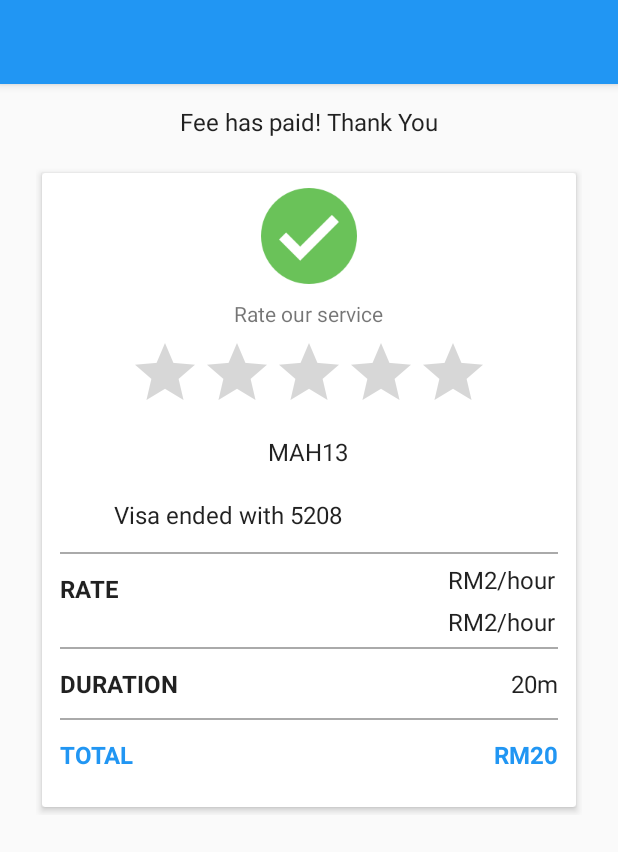
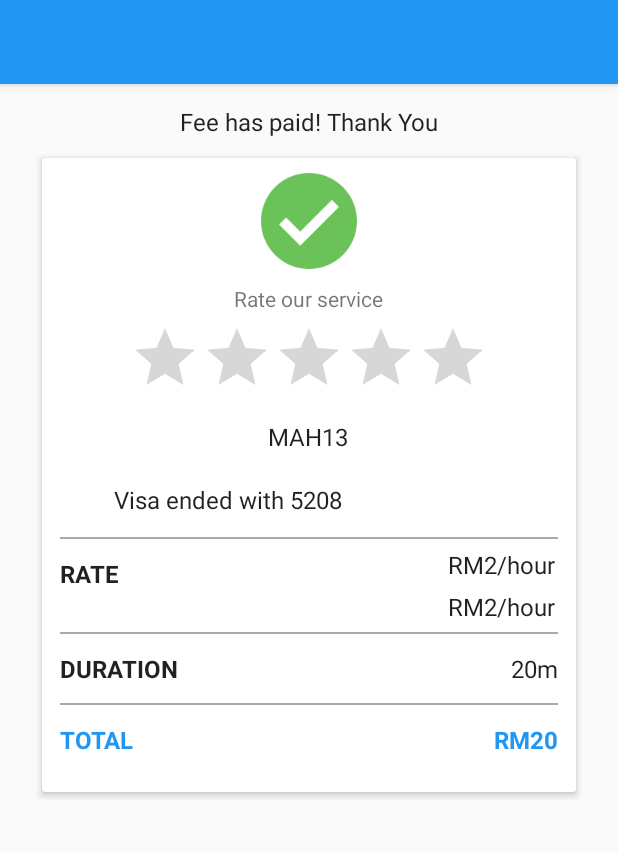
Before and after one commit to kongminghan/fyp-app-park, an Android app: the layout activity_receipts.xml on its own in the app's theme, with its tools: preview values and no code run, on a phone screen of 412 x 824 dp. Shown: the top 852 px of the screen. Run offline under Robolectric (Android 15) with nearby library versions, the phone set to English and light mode, and no system bars.

Commit message:
fix receipts

```diff
--- a/app/src/main/java/com/example/minghan/park/DurationActivity.java
+++ b/app/src/main/java/com/example/minghan/park/DurationActivity.java
@@ -234,6 +234,7 @@ public class DurationActivity extends AppCompatActivity implements BottomSheetIn
                                 .putExtra("last4", " ")
                                 .putExtra("duration", txtTimeH.getText().toString() + "h " + txtTimeM.getText().toString() + "m")
                                 .putExtra("carNum", carNum)
+                                .putExtra("carLocation", carLocation)
                                 .putExtra("amount", paymentAmount));
                         finish();
 
--- a/app/src/main/java/com/example/minghan/park/FingerPrintActivity.java
+++ b/app/src/main/java/com/example/minghan/park/FingerPrintActivity.java
@@ -188,6 +188,7 @@ public class FingerPrintActivity extends AppCompatActivity {
                                                                 intent.putExtra("last4", history.last4);
                                                                 intent.putExtra("brand", history.Brand);
                                                                 intent.putExtra("carNum", history.CarNumber);
+                                                                intent.putExtra("carLocation", history.CarLocation);
                                                                 intent.addFlags(Intent.FLAG_ACTIVITY_NO_HISTORY);
                                                                 startActivity(intent);
                                                                 finish();
--- a/app/src/main/java/com/example/minghan/park/FingerprintHandler.java
+++ b/app/src/main/java/com/example/minghan/park/FingerprintHandler.java
@@ -134,6 +134,7 @@ public class FingerprintHandler extends FingerprintManager.AuthenticationCallbac
                             intent.putExtra("last4", history.last4);
                             intent.putExtra("brand", history.Brand);
                             intent.putExtra("carNum", history.CarNumber);
+                            intent.putExtra("carLocation",history.CarLocation);
                             intent.addFlags(Intent.FLAG_ACTIVITY_NO_HISTORY);
                             context.startActivity(intent);
                             ((Activity) context).finish();
--- a/app/src/main/java/com/example/minghan/park/PaymentActivity.java
+++ b/app/src/main/java/com/example/minghan/park/PaymentActivity.java
@@ -247,6 +247,7 @@ public class PaymentActivity extends AppCompatActivity {
                                                                             intent.putExtra("last4", json.getString("last4"));
                                                                             intent.putExtra("brand", json.getString("brand"));
                                                                             intent.putExtra("carNum", carNum);
+                                                                            intent.putExtra("carLocation",carLocation);
                                                                             intent.addFlags(Intent.FLAG_ACTIVITY_NO_HISTORY);
                                                                             startActivity(intent);
                                                                             finish();
--- a/app/src/main/java/com/example/minghan/park/ReceiptsActivity.java
+++ b/app/src/main/java/com/example/minghan/park/ReceiptsActivity.java
@@ -45,8 +45,10 @@ public class ReceiptsActivity extends AppCompatActivity {
         final TextView tvRRate = (TextView)findViewById(R.id.tvRRate);
         final TextView tvRRate2 = (TextView)findViewById(R.id.tvRRate2);
 
+        final Intent intent = getIntent();
+
         FirebaseDatabase database = FirebaseDatabase.getInstance();
-        database.getReference("rate").addListenerForSingleValueEvent(new ValueEventListener() {
+        database.getReference("user").child(intent.getStringExtra("carLocation")).child("rate").addListenerForSingleValueEvent(new ValueEventListener() {
             @Override
             public void onDataChange(DataSnapshot dataSnapshot) {
                 DecimalFormat df = new DecimalFormat("#.00");
@@ -61,11 +63,10 @@ public class ReceiptsActivity extends AppCompatActivity {
             }
         });
 
-        final Intent intent = getIntent();
         tvDuration.setText(intent.getStringExtra("duration"));
         tvCC.setText(intent.getStringExtra("brand") + " ends with " +intent.getStringExtra("last4"));
         tvTotal.setText("RM"+intent.getStringExtra("amount")+"0");
-        tvCarNum.setText(intent.getStringExtra("carNum"));
+        tvCarNum.setText(intent.getStringExtra("carNum") + " - " + intent.getStringExtra("carLocation"));
 
         if(intent.getStringExtra("brand").equals("Visa")){
             ivcc.setImageResource(R.drawable.visa1);
--- a/app/src/main/res/layout/activity_receipts.xml
+++ b/app/src/main/res/layout/activity_receipts.xml
@@ -32,75 +32,73 @@
             android:layout_width="wrap_content"
             android:layout_height="wrap_content"
             android:layout_marginTop="14dp"
-            android:layout_marginBottom="6dp"
             android:text="Fee has paid! Thank You"
             android:textAppearance="@android:style/TextAppearance.Material.Menu" />
 
         <LinearLayout
             android:layout_width="match_parent"
             android:layout_height="wrap_content"
-            android:orientation="vertical"
+            android:layout_marginBottom="12dp"
             android:layout_marginLeft="24dp"
             android:layout_marginRight="24dp"
-            android:layout_marginTop="12dp"
-            android:layout_marginBottom="12dp">
+            android:layout_marginTop="8dp"
+            android:orientation="vertical">
 
-            <android.support.v7.widget.CardView
+            <android.support.v7.widget.CardView xmlns:card_view="http://schemas.android.com/apk/res-auto"
                 android:layout_width="match_parent"
                 android:layout_height="wrap_content"
-                xmlns:card_view="http://schemas.android.com/apk/res-auto"
                 card_view:cardElevation="3dp"
                 card_view:cardUseCompatPadding="true">
 
                 <LinearLayout
                     android:layout_width="match_parent"
                     android:layout_height="match_parent"
-                    android:orientation="vertical"
-                    android:gravity="center_horizontal">
+                    android:gravity="center_horizontal"
+                    android:orientation="vertical">
 
                     <ImageView
                         android:layout_width="wrap_content"
                         android:layout_height="wrap_content"
+                        android:layout_marginBottom="10dp"
                         android:layout_marginTop="10dp"
-                        android:layout_marginBottom="10dp"
-                        android:src="@drawable/checked"/>
+                        android:src="@drawable/checked" />
 
                     <TextView
                         android:layout_width="wrap_content"
                         android:layout_height="wrap_content"
-                        android:text="Rate our service"
-                        android:layout_marginBottom="6dp"/>
+                        android:layout_marginBottom="6dp"
+                        android:text="Rate our service" />
 
                     <RatingBar
+                        android:id="@+id/ratingBar"
+                        android:layout_width="wrap_content"
+                        android:layout_height="wrap_content" />
+
+                    <TextView
+                        android:id="@+id/tvCarNum"
                         android:layout_width="wrap_content"
                         android:layout_height="wrap_content"
-                        android:id="@+id/ratingBar"/>
-
-                    <TextView
-                        android:layout_width="wrap_content"
-                        android:layout_height="wrap_content"
-                        android:id="@+id/tvCarNum"
+                        android:layout_marginBottom="8dp"
+                        android:layout_marginTop="8dp"
                         android:text="MAH13"
-                        android:textAppearance="@android:style/TextAppearance.Material.Menu"
-                        android:layout_marginBottom="8dp"
-                        android:layout_marginTop="8dp"/>
+                        android:textAppearance="@android:style/TextAppearance.Material.Menu" />
 
                     <LinearLayout
                         android:layout_width="match_parent"
                         android:layout_height="wrap_content">
 
                         <ImageView
+                            android:id="@+id/ivCC"
                             android:layout_width="24dp"
                             android:layout_height="24dp"
-                            android:id="@+id/ivCC"
-                            android:layout_margin="12dp"/>
+                            android:layout_margin="12dp" />
 
                         <TextView
+                            android:id="@+id/tvRCC"
                             android:layout_width="match_parent"
                             android:layout_height="wrap_content"
                             android:layout_marginTop="12dp"
                             android:text="Visa ended with 5208"
-                            android:id="@+id/tvRCC"
                             android:textAppearance="@android:style/TextAppearance.Material.Menu" />
 
                     </LinearLayout>
@@ -110,49 +108,49 @@
                         android:layout_height="1dp"
                         android:layout_marginLeft="12dp"
                         android:layout_marginRight="12dp"
-                        android:background="@android:color/darker_gray"/>
+                        android:background="@android:color/darker_gray" />
 
                     <LinearLayout
-                        android:weightSum="2"
                         android:layout_width="match_parent"
-                        android:layout_height="wrap_content">
+                        android:layout_height="wrap_content"
+                        android:weightSum="2">
 
                         <TextView
+                            android:layout_width="0dp"
                             android:layout_height="wrap_content"
-                            android:layout_width="0dp"
                             android:layout_margin="12dp"
+                            android:layout_weight="0.4"
                             android:text="RATE "
-                            android:textStyle="bold"
                             android:textAppearance="@android:style/TextAppearance.Material.Menu"
-                            android:layout_weight="0.4"/>
+                            android:textStyle="bold" />
 
                         <LinearLayout
                             android:layout_width="0dp"
+                            android:layout_height="wrap_content"
                             android:layout_weight="1.6"
-                            android:layout_height="wrap_content"
                             android:orientation="vertical">
 
                             <TextView
+                                android:id="@+id/tvRRate"
                                 android:layout_width="match_parent"
                                 android:layout_height="wrap_content"
+                                android:layout_marginRight="14dp"
+                                android:layout_marginTop="6dp"
                                 android:layout_weight="1"
-                                android:layout_marginTop="6dp"
                                 android:text="RM2/hour"
                                 android:textAlignment="textEnd"
-                                android:id="@+id/tvRRate"
-                                android:layout_marginRight="14dp"
                                 android:textAppearance="@android:style/TextAppearance.Material.Menu" />
 
                             <TextView
+                                android:id="@+id/tvRRate2"
                                 android:layout_width="match_parent"
                                 android:layout_height="wrap_content"
+                                android:layout_marginBottom="6dp"
+                                android:layout_marginRight="14dp"
+                                android:layout_marginTop="6dp"
                                 android:layout_weight="1"
                                 android:text="RM2/hour"
-                                android:layout_marginTop="6dp"
-                                android:layout_marginBottom="6dp"
-                                android:layout_marginRight="14dp"
                                 android:textAlignment="textEnd"
-                                android:id="@+id/tvRRate2"
                                 android:textAppearance="@android:style/TextAppearance.Material.Menu" />
 
                         </LinearLayout>
@@ -164,29 +162,29 @@
                         android:layout_height="1dp"
                         android:layout_marginLeft="12dp"
                         android:layout_marginRight="12dp"
-                        android:background="@android:color/darker_gray"/>
+                        android:background="@android:color/darker_gray" />
 
                     <LinearLayout
-                        android:weightSum="2"
                         android:layout_width="match_parent"
-                        android:layout_height="wrap_content">
-
-                        <TextView
-                            android:layout_height="wrap_content"
-                            android:layout_width="0dp"
-                            android:layout_margin="12dp"
-                            android:text="DURATION"
-                            android:textStyle="bold"
-                            android:textAppearance="@android:style/TextAppearance.Material.Menu"
-                            android:layout_weight="1"/>
+                        android:layout_height="wrap_content"
+                        android:weightSum="2">
 
                         <TextView
                             android:layout_width="0dp"
                             android:layout_height="wrap_content"
                             android:layout_margin="12dp"
                             android:layout_weight="1"
+                            android:text="DURATION"
+                            android:textAppearance="@android:style/TextAppearance.Material.Menu"
+                            android:textStyle="bold" />
+
+                        <TextView
+                            android:id="@+id/tvRDuration"
+                            android:layout_width="0dp"
+                            android:layout_height="wrap_content"
+                            android:layout_margin="12dp"
+                            android:layout_weight="1"
                             android:text="20m"
-                            android:id="@+id/tvRDuration"
                             android:textAlignment="textEnd"
                             android:textAppearance="@android:style/TextAppearance.Material.Menu" />
 
@@ -197,35 +195,35 @@
                         android:layout_height="1dp"
                         android:layout_marginLeft="12dp"
                         android:layout_marginRight="12dp"
-                        android:background="@android:color/darker_gray"/>
+                        android:background="@android:color/darker_gray" />
 
                     <LinearLayout
-                        android:weightSum="2"
                         android:layout_width="match_parent"
                         android:layout_height="wrap_content"
-                        android:layout_marginBottom="12dp">
-
-                        <TextView
-                            android:layout_width="0dp"
-                            android:layout_height="wrap_content"
-                            android:layout_weight="1"
-                            android:layout_margin="12dp"
-                            android:text="TOTAL"
-                            android:textStyle="bold"
-                            android:textColor="@color/colorPrimary"
-                            android:textAppearance="@android:style/TextAppearance.Material.Menu" />
+                        android:layout_marginBottom="12dp"
+                        android:weightSum="2">
 
                         <TextView
                             android:layout_width="0dp"
                             android:layout_height="wrap_content"
                             android:layout_margin="12dp"
                             android:layout_weight="1"
+                            android:text="TOTAL"
+                            android:textAppearance="@android:style/TextAppearance.Material.Menu"
+                            android:textColor="@color/colorPrimary"
+                            android:textStyle="bold" />
+
+                        <TextView
+                            android:id="@+id/tvRTotal"
+                            android:layout_width="0dp"
+                            android:layout_height="wrap_content"
+                            android:layout_margin="12dp"
+                            android:layout_weight="1"
                             android:text="RM20"
                             android:textAlignment="textEnd"
-                            android:textStyle="bold"
+                            android:textAppearance="@android:style/TextAppearance.Material.Menu"
                             android:textColor="@color/colorPrimary"
-                            android:id="@+id/tvRTotal"
-                            android:textAppearance="@android:style/TextAppearance.Material.Menu" />
+                            android:textStyle="bold" />
 
                     </LinearLayout>
 
```
